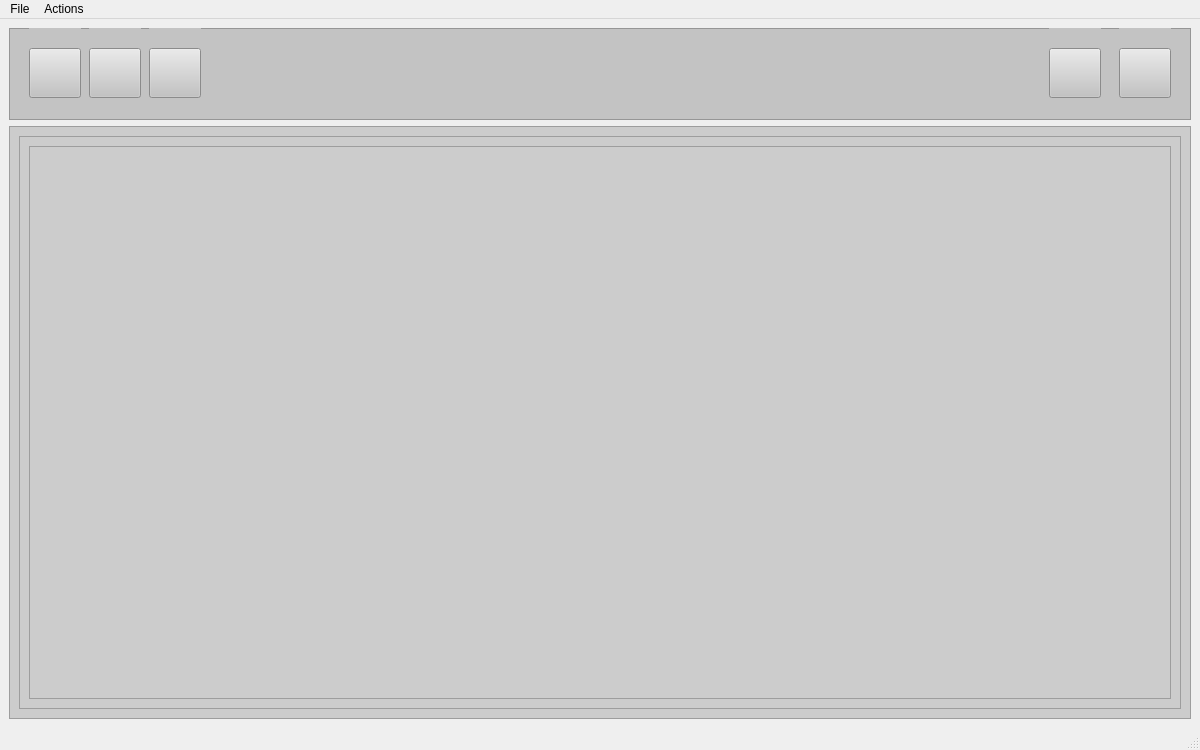
hohuy852/rename, file rename.ui: the form before one commit.
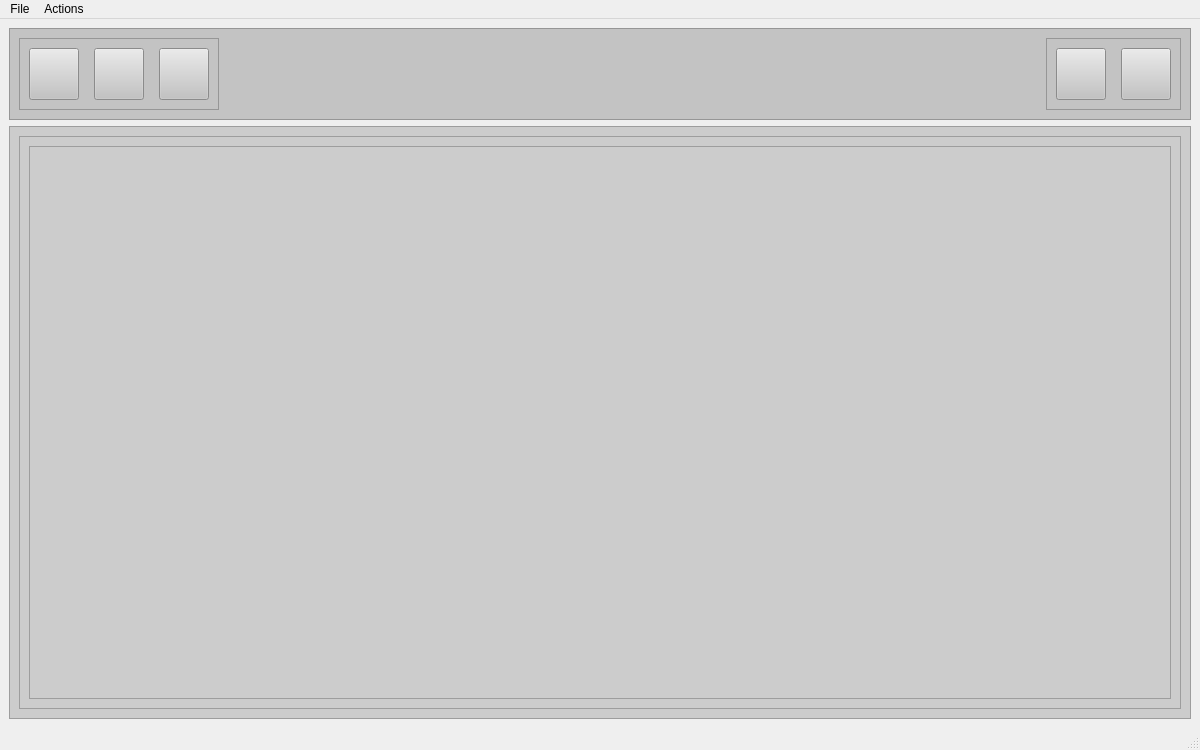
The form after the commit. Icons and pictures are not drawn.

The edit to the form file:
```diff
--- a/rename.ui
+++ b/rename.ui
@@ -38,29 +38,28 @@
       <property name="frameShadow">
        <enum>QFrame::Raised</enum>
       </property>
-      <widget class="QWidget" name="verticalLayoutWidget">
-       <property name="geometry">
-        <rect>
-         <x>20</x>
-         <y>0</y>
-         <width>52</width>
-         <height>91</height>
-        </rect>
-       </property>
-       <layout class="QVBoxLayout" name="open_layout">
+      <layout class="QHBoxLayout" name="horizontalLayout_2">
         <item>
-         <spacer name="verticalSpacer">
-          <property name="orientation">
-           <enum>Qt::Vertical</enum>
-          </property>
-          <property name="sizeHint" stdset="0">
+        <widget class="QFrame" name="frame">
+         <property name="minimumSize">
+          <size>
+           <width>0</width>
+           <height>0</height>
+          </size>
+         </property>
+         <property name="maximumSize">
            <size>
-            <width>20</width>
-            <height>40</height>
-           </size>
-          </property>
-         </spacer>
-        </item>
+           <width>200</width>
+           <height>16777215</height>
+          </size>
+         </property>
+         <property name="frameShape">
+          <enum>QFrame::StyledPanel</enum>
+         </property>
+         <property name="frameShadow">
+          <enum>QFrame::Raised</enum>
+         </property>
+         <layout class="QHBoxLayout" name="horizontalLayout_3">
         <item>
          <widget class="QPushButton" name="open_btn">
           <property name="minimumSize">
@@ -85,39 +84,14 @@
          </widget>
         </item>
         <item>
-         <spacer name="verticalSpacer_2">
+           <spacer name="horizontalSpacer_2">
           <property name="orientation">
-           <enum>Qt::Vertical</enum>
+             <enum>Qt::Horizontal</enum>
           </property>
           <property name="sizeHint" stdset="0">
            <size>
-            <width>20</width>
-            <height>40</height>
-           </size>
-          </property>
-         </spacer>
-        </item>
-       </layout>
-      </widget>
-      <widget class="QWidget" name="verticalLayoutWidget_2">
-       <property name="geometry">
-        <rect>
-         <x>80</x>
-         <y>0</y>
-         <width>52</width>
-         <height>91</height>
-        </rect>
-       </property>
-       <layout class="QVBoxLayout" name="save_layout">
-        <item>
-         <spacer name="verticalSpacer_3">
-          <property name="orientation">
-           <enum>Qt::Vertical</enum>
-          </property>
-          <property name="sizeHint" stdset="0">
-           <size>
-            <width>20</width>
-            <height>40</height>
+              <width>0</width>
+              <height>20</height>
            </size>
           </property>
          </spacer>
@@ -146,43 +120,78 @@
          </widget>
         </item>
         <item>
-         <spacer name="verticalSpacer_4">
+           <spacer name="horizontalSpacer_3">
           <property name="orientation">
-           <enum>Qt::Vertical</enum>
+             <enum>Qt::Horizontal</enum>
           </property>
           <property name="sizeHint" stdset="0">
            <size>
-            <width>20</width>
-            <height>40</height>
+              <width>0</width>
+              <height>20</height>
            </size>
           </property>
          </spacer>
         </item>
-       </layout>
-      </widget>
-      <widget class="QWidget" name="verticalLayoutWidget_3">
-       <property name="geometry">
-        <rect>
-         <x>1040</x>
-         <y>0</y>
-         <width>52</width>
-         <height>91</height>
-        </rect>
-       </property>
-       <layout class="QVBoxLayout" name="import_layout">
+          <item>
+           <widget class="QPushButton" name="rename_btn">
+            <property name="minimumSize">
+             <size>
+              <width>50</width>
+              <height>50</height>
+             </size>
+            </property>
+            <property name="maximumSize">
+             <size>
+              <width>60</width>
+              <height>60</height>
+             </size>
+            </property>
+            <property name="text">
+             <string/>
+            </property>
+            <property name="icon">
+             <iconset>
+              <normaloff>resource/icons8-rename-50.png</normaloff>resource/icons8-rename-50.png</iconset>
+            </property>
+           </widget>
+          </item>
+         </layout>
+        </widget>
+       </item>
         <item>
-         <spacer name="verticalSpacer_5">
+        <spacer name="horizontalSpacer">
           <property name="orientation">
-           <enum>Qt::Vertical</enum>
+          <enum>Qt::Horizontal</enum>
           </property>
           <property name="sizeHint" stdset="0">
            <size>
-            <width>20</width>
-            <height>40</height>
+           <width>812</width>
+           <height>20</height>
            </size>
           </property>
          </spacer>
         </item>
+       <item>
+        <widget class="QFrame" name="frame_2">
+         <property name="minimumSize">
+          <size>
+           <width>0</width>
+           <height>0</height>
+          </size>
+         </property>
+         <property name="maximumSize">
+          <size>
+           <width>135</width>
+           <height>16777215</height>
+          </size>
+         </property>
+         <property name="frameShape">
+          <enum>QFrame::StyledPanel</enum>
+         </property>
+         <property name="frameShadow">
+          <enum>QFrame::Raised</enum>
+         </property>
+         <layout class="QHBoxLayout" name="horizontalLayout_4">
         <item>
          <widget class="QPushButton" name="import_btn">
           <property name="minimumSize">
@@ -207,39 +216,14 @@
          </widget>
         </item>
         <item>
-         <spacer name="verticalSpacer_6">
+           <spacer name="horizontalSpacer_4">
           <property name="orientation">
-           <enum>Qt::Vertical</enum>
+             <enum>Qt::Horizontal</enum>
           </property>
           <property name="sizeHint" stdset="0">
            <size>
-            <width>20</width>
-            <height>40</height>
-           </size>
-          </property>
-         </spacer>
-        </item>
-       </layout>
-      </widget>
-      <widget class="QWidget" name="verticalLayoutWidget_4">
-       <property name="geometry">
-        <rect>
-         <x>1110</x>
-         <y>0</y>
-         <width>52</width>
-         <height>91</height>
-        </rect>
-       </property>
-       <layout class="QVBoxLayout" name="export_layout">
-        <item>
-         <spacer name="verticalSpacer_7">
-          <property name="orientation">
-           <enum>Qt::Vertical</enum>
-          </property>
-          <property name="sizeHint" stdset="0">
-           <size>
-            <width>20</width>
-            <height>40</height>
+              <width>0</width>
+              <height>20</height>
            </size>
           </property>
          </spacer>
@@ -267,82 +251,10 @@
           </property>
          </widget>
         </item>
-        <item>
-         <spacer name="verticalSpacer_8">
-          <property name="orientation">
-           <enum>Qt::Vertical</enum>
-          </property>
-          <property name="sizeHint" stdset="0">
-           <size>
-            <width>20</width>
-            <height>40</height>
-           </size>
-          </property>
-         </spacer>
-        </item>
-       </layout>
-      </widget>
-      <widget class="QWidget" name="verticalLayoutWidget_5">
-       <property name="geometry">
-        <rect>
-         <x>140</x>
-         <y>0</y>
-         <width>52</width>
-         <height>91</height>
-        </rect>
-       </property>
-       <layout class="QVBoxLayout" name="rename_layout">
-        <item>
-         <spacer name="verticalSpacer_9">
-          <property name="orientation">
-           <enum>Qt::Vertical</enum>
-          </property>
-          <property name="sizeHint" stdset="0">
-           <size>
-            <width>20</width>
-            <height>40</height>
-           </size>
-          </property>
-         </spacer>
-        </item>
-        <item>
-         <widget class="QPushButton" name="rename_btn">
-          <property name="minimumSize">
-           <size>
-            <width>50</width>
-            <height>50</height>
-           </size>
-          </property>
-          <property name="maximumSize">
-           <size>
-            <width>60</width>
-            <height>60</height>
-           </size>
-          </property>
-          <property name="text">
-           <string/>
-          </property>
-          <property name="icon">
-           <iconset>
-            <normaloff>resource/icons8-rename-50.png</normaloff>resource/icons8-rename-50.png</iconset>
-          </property>
-         </widget>
-        </item>
-        <item>
-         <spacer name="verticalSpacer_10">
-          <property name="orientation">
-           <enum>Qt::Vertical</enum>
-          </property>
-          <property name="sizeHint" stdset="0">
-           <size>
-            <width>20</width>
-            <height>40</height>
-           </size>
-          </property>
-         </spacer>
-        </item>
-       </layout>
-      </widget>
+         </layout>
+        </widget>
+       </item>
+      </layout>
      </widget>
     </item>
     <item>
```
Lines whose indentation alone changed are shown as unchanged.
